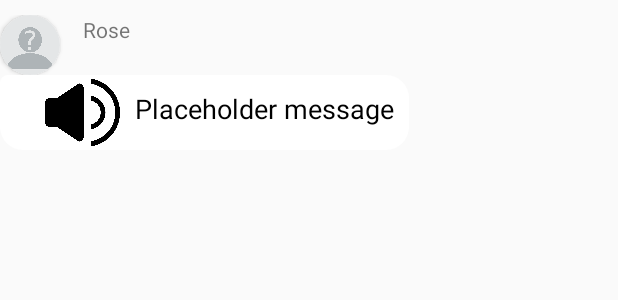
After one commit to sutmobiledev/MobileProject, an Android app: the layout their_message_voice.xml on its own in the app's theme, with its tools: preview values and no code run, on a phone screen of 412 x 824 dp. The commit adds this screen. Shown: the top 300 px of the screen. Run offline under Robolectric (Android 15) with nearby library versions, the phone set to English and light mode, and no system bars.

Commit message:
voice file

```diff
--- /dev/null
+++ b/app/src/main/res/layout/their_message_voice.xml
@@ -0,0 +1,79 @@
+<?xml version="1.0" encoding="utf-8"?>
+<RelativeLayout xmlns:android="http://schemas.android.com/apk/res/android"
+    android:layout_width="match_parent"
+    android:layout_height="wrap_content"
+    xmlns:app="http://schemas.android.com/apk/res-auto"
+    android:paddingVertical="10dp"
+    android:paddingLeft="0dp"
+    android:paddingRight="30dp"
+    android:clipToPadding="false">
+
+    <LinearLayout
+        android:layout_width="wrap_content"
+        android:layout_height="wrap_content"
+        android:orientation="vertical">
+        <LinearLayout
+            android:layout_width="match_parent"
+            android:layout_height="wrap_content"
+            android:orientation="horizontal">\
+            <android.support.v7.widget.CardView
+                android:layout_width="40dp"
+                android:layout_height="40dp"
+                android:elevation="12dp"
+                android:id="@+id/view2"
+                app:cardCornerRadius="20dp"
+                android:layout_centerHorizontal="true"
+                android:innerRadius="0dp"
+                android:shape="ring"
+                android:thicknessRatio="1.9">
+                <ImageView
+                    android:layout_height="40dp"
+                    android:layout_width="match_parent"
+                    android:id="@+id/imageView1"
+                    android:src="@drawable/unknown"
+                    android:layout_alignParentTop="true"
+                    android:layout_centerHorizontal="true">
+                </ImageView>
+            </android.support.v7.widget.CardView>
+
+            <TextView
+                android:id="@+id/name"
+                android:layout_marginLeft="15dp"
+                android:layout_toRightOf="@+id/view2"
+                android:layout_alignTop="@+id/view2"
+                android:layout_width="wrap_content"
+                android:layout_height="wrap_content"
+                android:paddingBottom="4dp"
+                android:text="Rose"/>
+        </LinearLayout>
+
+        <LinearLayout
+            android:layout_width="wrap_content"
+            android:layout_height="wrap_content"
+            android:background="@drawable/their_message"
+            android:id="@+id/ll"
+            android:orientation="horizontal"
+            android:gravity="left">
+            <ImageView
+                android:layout_height="50dp"
+                android:layout_width="50dp"
+                android:id="@+id/imageView2"
+                android:src="@drawable/voice"
+                android:layout_marginLeft="30dp"
+                android:layout_alignParentTop="true"
+                android:layout_centerHorizontal="true"/>
+            <TextView
+                android:layout_width="wrap_content"
+                android:layout_height="wrap_content"
+                android:id="@+id/message_body"
+                android:textColor="@color/black"
+                android:padding="10dp"
+                android:elevation="2dp"
+                android:textSize="18dp"
+                android:layout_alignParentRight="true"
+                android:text="Placeholder message"
+                />
+        </LinearLayout>
+    </LinearLayout>
+
+</RelativeLayout>
--- a/app/src/main/res/values/colors.xml
+++ b/app/src/main/res/values/colors.xml
@@ -6,4 +6,5 @@
     <color name="black">#000000</color>
     <color name="colorPrimaryDark">#2984ba</color>
     <color name="colorAccent">#FF7676</color>
+    <color name="red">#D81B1B</color>
 </resources>
```
Also changed, not shown: app/src/main/java/com/sutmobiledev/bluetoothchat/Activity/EnterActivity.java (+27 -0 lines), app/src/main/java/com/sutmobiledev/bluetoothchat/Activity/MainActivity.java (+30 -3 lines), app/src/main/java/com/sutmobiledev/bluetoothchat/BlankFragment.java (+7 -0 lines), app/src/main/java/com/sutmobiledev/bluetoothchat/MessageAdapter.java (+28 -2 lines), app/src/main/java/com/sutmobiledev/bluetoothchat/RecordAudio.java (added, +117 -0 lines), app/src/main/res/layout/audio_record.xml (added, +45 -0 lines), app/src/main/res/layout/my_message_voice.xml (added, +38 -0 lines), app/src/main/res/drawable-v24/voice.png (added), app/src/main/res/drawable/logo.png (added), app/src/main/res/drawable/play.png (added), app/src/main/res/drawable/record.png (added), app/src/main/res/drawable/stop.png (added).
